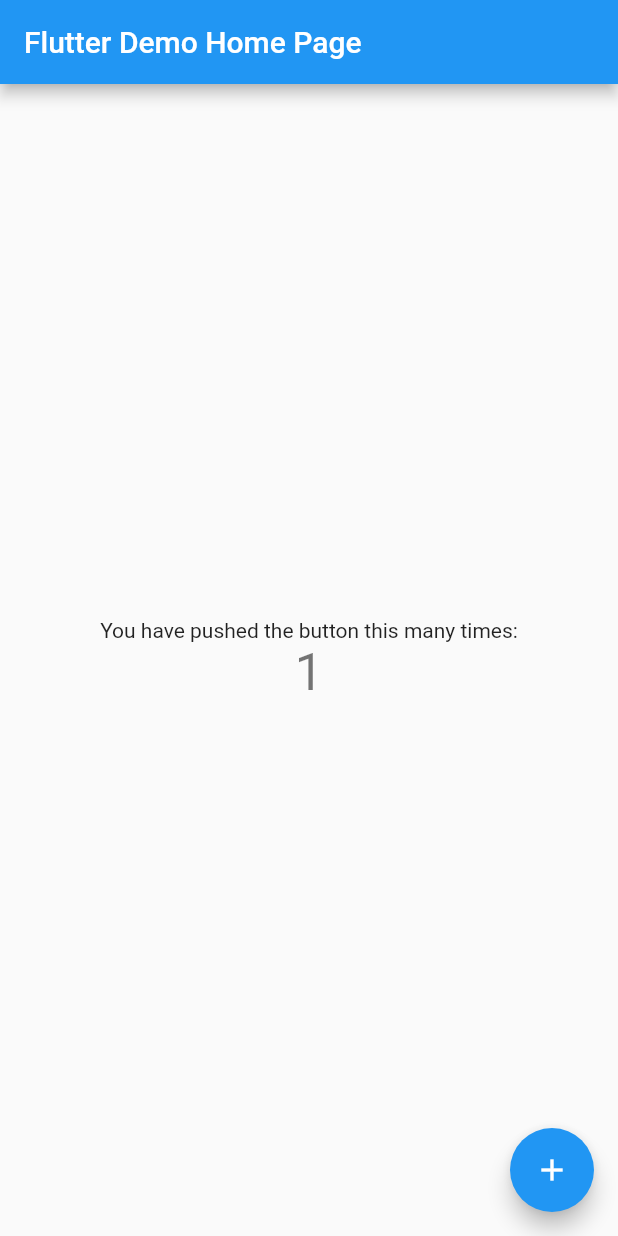
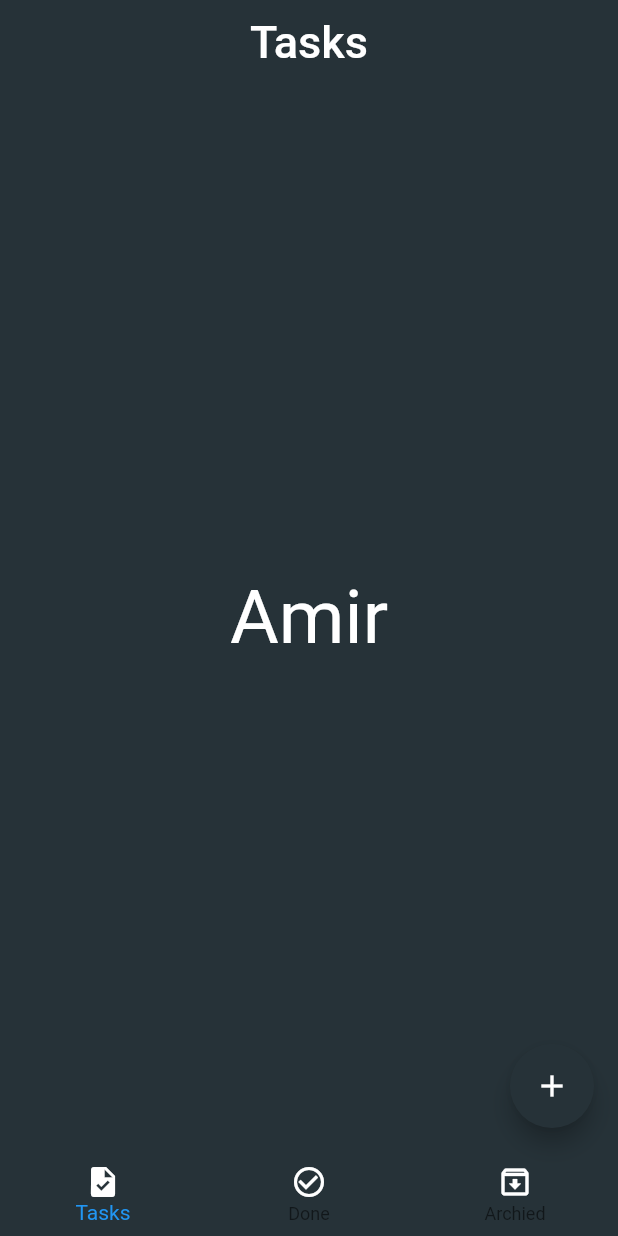
Before and after one commit to AmirBebawi/To-Do-App, a Flutter app: the screen it shows after launch, after a tap on the "add" icon, on a phone screen of 412 x 824 dp. Run offline on Flutter 3.47's test engine with Material 2 defaults, Android fonts, the phone set to English and light mode, and no system bars.

Commit message:
final commit

```diff
--- /dev/null
+++ b/lib/layout/home_layout.dart
@@ -0,0 +1,83 @@
+
+import 'package:flutter/material.dart';
+import 'package:todoapp/moduels/archived_tasks/archived_tasks.dart';
+import 'package:todoapp/moduels/done_tasks/done_tasks.dart';
+import 'package:todoapp/moduels/tasks/tasks_screen.dart';
+class HomeLayout extends StatefulWidget {
+  const HomeLayout({Key? key}) : super(key: key);
+
+  @override
+  State<HomeLayout> createState() => _HomeLayoutState();
+}
+
+class _HomeLayoutState extends State<HomeLayout> {
+  int currentIndex =0 ;
+  List<Widget> screen = [
+    TasksScreen(),
+    DoneTasks(),
+    ArchivedTasks(),
+  ];
+  List<String> titels = [
+    'Tasks',
+    'Done Tasks' ,
+    'Archived Tasks',
+  ];
+  @override
+  Widget build(BuildContext context) {
+    return Scaffold(
+      backgroundColor: Colors.blueGrey[900],
+      appBar: AppBar(
+        elevation: 0.0,
+        backgroundColor: Colors.blueGrey[900],
+        centerTitle: true,
+        title: Text(
+          titels[currentIndex],
+          style: TextStyle(
+            fontSize: 30,
+          ),
+        ),
+      ),
+      body: screen[currentIndex],
+      floatingActionButton: FloatingActionButton(
+        backgroundColor: Colors.blueGrey[900],
+        onPressed: () {},
+        child: Icon(Icons.add),
+      ),
+      bottomNavigationBar: BottomNavigationBar(
+        type: BottomNavigationBarType.fixed,
+        currentIndex: currentIndex,
+        onTap: (index)
+        {
+          setState(() {
+            currentIndex =index ;
+          });
+        },
+        elevation: 0.0,
+        backgroundColor: Colors.blueGrey[900],
+        items: [
+          const BottomNavigationBarItem(
+            icon: Icon(
+              color: Colors.white,
+              Icons.task,
+            ),
+            label: 'Tasks',
+          ),
+          BottomNavigationBarItem(
+            icon: Icon(
+              color: Colors.white,
+              Icons.check_circle_outline,
+            ),
+            label: 'Done',
+          ),
+          BottomNavigationBarItem(
+            icon: Icon(
+              color: Colors.white,
+              Icons.archive_outlined,
+            ),
+            label: 'Archied',
+          ),
+        ],
+      ),
+    );
+  }
+}
--- a/lib/main.dart
+++ b/lib/main.dart
@@ -1,5 +1,6 @@
 import 'package:flutter/material.dart';
-
+import 'package:todoapp/layout/home_layout.dart';
+import 'package:todoapp/moduels/new_tasks/new_tasks.dart';
 void main() {
   runApp(const MyApp());
 }
@@ -7,109 +8,11 @@ void main() {
 class MyApp extends StatelessWidget {
   const MyApp({super.key});
 
-  // This widget is the root of your application.
   @override
   Widget build(BuildContext context) {
     return MaterialApp(
-      title: 'Flutter Demo',
-      theme: ThemeData(
-        // This is the theme of your application.
-        //
-        // Try running your application with "flutter run". You'll see the
-        // application has a blue toolbar. Then, without quitting the app, try
-        // changing the primarySwatch below to Colors.green and then invoke
-        // "hot reload" (press "r" in the console where you ran "flutter run",
-        // or simply save your changes to "hot reload" in a Flutter IDE).
-        // Notice that the counter didn't reset back to zero; the application
-        // is not restarted.
-        primarySwatch: Colors.blue,
-      ),
-      home: const MyHomePage(title: 'Flutter Demo Home Page'),
+      debugShowCheckedModeBanner: false,
+      home: HomeLayout(),
     );
   }
 }
-
-class MyHomePage extends StatefulWidget {
-  const MyHomePage({super.key, required this.title});
-
-  // This widget is the home page of your application. It is stateful, meaning
-  // that it has a State object (defined below) that contains fields that affect
-  // how it looks.
-
-  // This class is the configuration for the state. It holds the values (in this
-  // case the title) provided by the parent (in this case the App widget) and
-  // used by the build method of the State. Fields in a Widget subclass are
-  // always marked "final".
-
-  final String title;
-
-  @override
-  State<MyHomePage> createState() => _MyHomePageState();
-}
-
-class _MyHomePageState extends State<MyHomePage> {
-  int _counter = 0;
-
-  void _incrementCounter() {
-    setState(() {
-      // This call to setState tells the Flutter framework that something has
-      // changed in this State, which causes it to rerun the build method below
-      // so that the display can reflect the updated values. If we changed
-      // _counter without calling setState(), then the build method would not be
-      // called again, and so nothing would appear to happen.
-      _counter++;
-    });
-  }
-
-  @override
-  Widget build(BuildContext context) {
-    // This method is rerun every time setState is called, for instance as done
-    // by the _incrementCounter method above.
-    //
-    // The Flutter framework has been optimized to make rerunning build methods
-    // fast, so that you can just rebuild anything that needs updating rather
-    // than having to individually change instances of widgets.
-    return Scaffold(
-      appBar: AppBar(
-        // Here we take the value from the MyHomePage object that was created by
-        // the App.build method, and use it to set our appbar title.
-        title: Text(widget.title),
-      ),
-      body: Center(
-        // Center is a layout widget. It takes a single child and positions it
-        // in the middle of the parent.
-        child: Column(
-          // Column is also a layout widget. It takes a list of children and
-          // arranges them vertically. By default, it sizes itself to fit its
-          // children horizontally, and tries to be as tall as its parent.
-          //
-          // Invoke "debug painting" (press "p" in the console, choose the
-          // "Toggle Debug Paint" action from the Flutter Inspector in Android
-          // Studio, or the "Toggle Debug Paint" command in Visual Studio Code)
-          // to see the wireframe for each widget.
-          //
-          // Column has various properties to control how it sizes itself and
-          // how it positions its children. Here we use mainAxisAlignment to
-          // center the children vertically; the main axis here is the vertical
-          // axis because Columns are vertical (the cross axis would be
-          // horizontal).
-          mainAxisAlignment: MainAxisAlignment.center,
-          children: <Widget>[
-            const Text(
-              'You have pushed the button this many times:',
-            ),
-            Text(
-              '$_counter',
-              style: Theme.of(context).textTheme.headline4,
-            ),
-          ],
-        ),
-      ),
-      floatingActionButton: FloatingActionButton(
-        onPressed: _incrementCounter,
-        tooltip: 'Increment',
-        child: const Icon(Icons.add),
-      ), // This trailing comma makes auto-formatting nicer for build methods.
-    );
-  }
-}
--- /dev/null
+++ b/lib/moduels/archived_tasks/archived_tasks.dart
@@ -0,0 +1,23 @@
+import 'package:flutter/material.dart';
+
+class ArchivedTasks extends StatefulWidget {
+  const ArchivedTasks({Key? key}) : super(key: key);
+
+  @override
+  State<ArchivedTasks> createState() => _ArchivedTasksState();
+}
+
+class _ArchivedTasksState extends State<ArchivedTasks> {
+  @override
+  Widget build(BuildContext context) {
+    return Center(
+      child: Text(
+        'Ami2.0r',
+        style: TextStyle(
+            fontSize: 50,
+            color: Colors.white
+        ),
+      ),
+    );
+  }
+}
--- /dev/null
+++ b/lib/moduels/done_tasks/done_tasks.dart
@@ -0,0 +1,23 @@
+import 'package:flutter/material.dart';
+
+class DoneTasks extends StatefulWidget {
+  const DoneTasks({Key? key}) : super(key: key);
+
+  @override
+  State<DoneTasks> createState() => _DoneTasksState();
+}
+
+class _DoneTasksState extends State<DoneTasks> {
+  @override
+  Widget build(BuildContext context) {
+    return Center(
+      child: Text(
+        '300000',
+        style: TextStyle(
+            fontSize: 50,
+            color: Colors.white
+        ),
+      ),
+    );;
+  }
+}
--- /dev/null
+++ b/lib/moduels/new_tasks/new_tasks.dart
@@ -0,0 +1,12 @@
+import 'package:flutter/material.dart';
+
+class NewTasks extends StatelessWidget {
+  const NewTasks({Key? key}) : super(key: key);
+
+  @override
+  Widget build(BuildContext context) {
+    return Container(
+
+    );
+  }
+}
--- /dev/null
+++ b/lib/moduels/tasks/tasks_screen.dart
@@ -0,0 +1,23 @@
+import 'package:flutter/material.dart';
+
+class TasksScreen extends StatefulWidget {
+  const TasksScreen({Key? key}) : super(key: key);
+
+  @override
+  State<TasksScreen> createState() => _TasksScreenState();
+}
+
+class _TasksScreenState extends State<TasksScreen> {
+  @override
+  Widget build(BuildContext context) {
+    return Center(
+      child: Text(
+        'Amir',
+        style: TextStyle(
+          fontSize: 50,
+          color: Colors.white
+        ),
+      ),
+    );
+  }
+}
```
